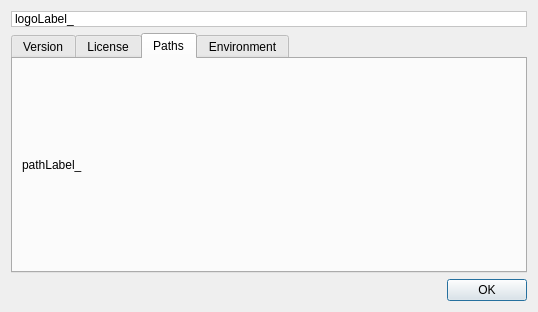
This is Viewer/ecflowUI/src/AboutDialog.ui in ecmwf/ecflow as Qt 5 draws it before an edit. The edited form follows.
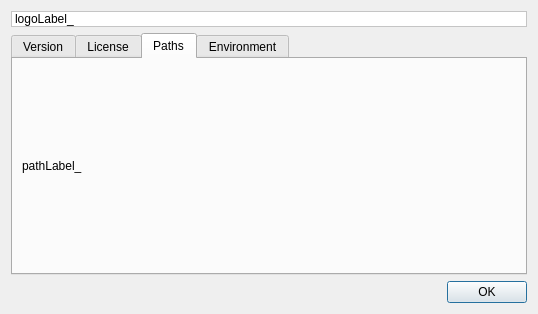
This is the edited form. The open tabs and pages were chosen to show the change.

Commit message: Allow ecFlowUI to build with Qt6 ECFLOW-1734

```diff
--- a/Viewer/ecflowUI/src/AboutDialog.ui
+++ b/Viewer/ecflowUI/src/AboutDialog.ui
@@ -7,7 +7,7 @@
     <x>0</x>
     <y>0</y>
     <width>538</width>
-    <height>312</height>
+    <height>314</height>
    </rect>
   </property>
   <property name="sizePolicy">
@@ -164,6 +164,9 @@
          <property name="text">
           <string>pathLabel_</string>
          </property>
+         <property name="wordWrap">
+          <bool>true</bool>
+         </property>
          <property name="textInteractionFlags">
           <set>Qt::LinksAccessibleByMouse|Qt::TextSelectableByMouse</set>
          </property>
```
Left out of the diff: 2 changed lines with no effect on the pictures. The commit also changes 2 other files.
